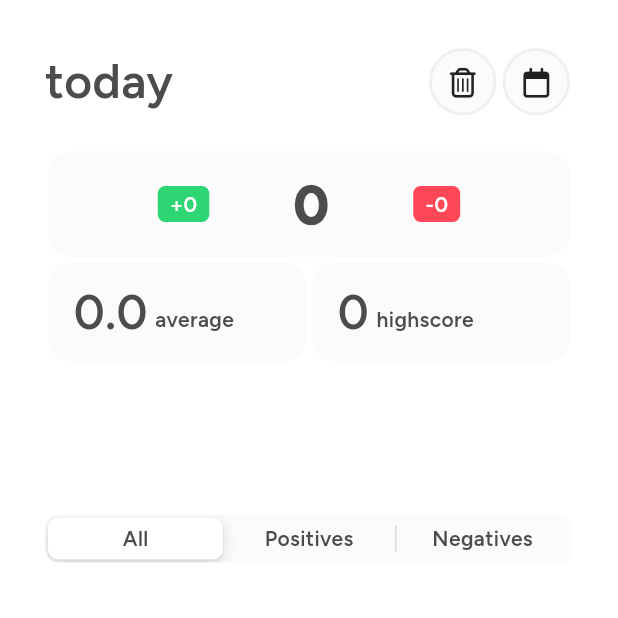
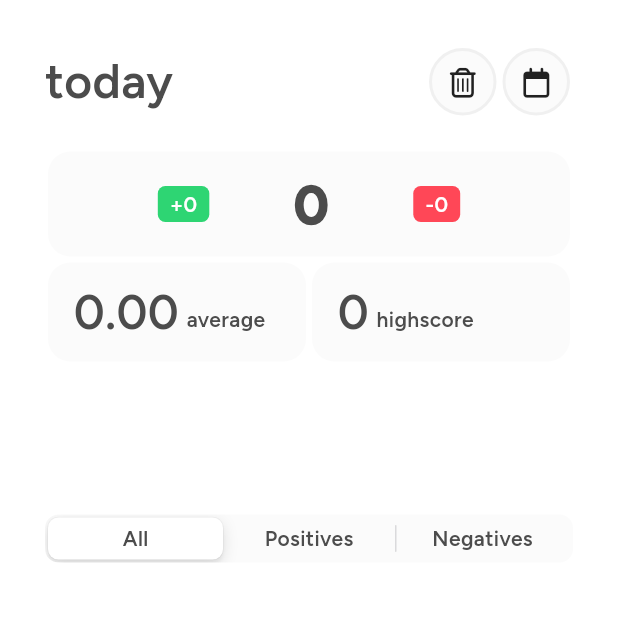
Before and after one commit to Studio-Grosser/gameify, a Flutter app: the screen it shows after launch, on a phone screen of 412 x 824 dp, the top half of it. Run offline on Flutter 3.47's test engine with Material 3 defaults, Android fonts, the phone set to English and light mode, and no system bars; our stand-ins replace font_awesome_flutter, sqflite; missing offline and left inert: date_picker_plus, fading_edge_scrollview; accounts and stored records are empty.

```diff
--- a/lib/pages/main_page.dart
+++ b/lib/pages/main_page.dart
@@ -201,17 +201,15 @@ class _MainPageState extends State<MainPage> {
                     mainAxisAlignment: MainAxisAlignment.spaceEvenly,
                     children: [
                       ValueDisplay(value: positiveScore),
-                      Text(
-                        score.toString(),
-                        style: Font.h1,
-                      ),
+                      Text(score.toString(), style: Font.h1),
                       ValueDisplay(
                           value: negativeScore, isDefaultNegative: true),
                     ],
                   )),
               Row(
                 children: [
-                  MetricDisplay(metric: average.toString(), unit: 'average'),
+                  MetricDisplay(
+                      metric: average.toStringAsFixed(2), unit: 'average'),
                   MetricDisplay(
                       metric: highscore.toString(), unit: 'highscore'),
                 ],
@@ -231,7 +229,7 @@ class _MainPageState extends State<MainPage> {
                       });
                     }),
               ),
-              SizedBox(height: 10),
+              const SizedBox(height: 10),
               Expanded(
                 child: FadingEdgeScrollView.fromScrollView(
                   child: ListView.builder(
--- a/lib/widgets/metric_display.dart
+++ b/lib/widgets/metric_display.dart
@@ -17,9 +17,12 @@ class MetricDisplay extends StatelessWidget {
           crossAxisAlignment: CrossAxisAlignment.end,
           children: [
             Text(metric, style: Font.h2),
-            Padding(
-              padding: const EdgeInsets.only(left: 5.0, bottom: 4.0),
-              child: Text(unit, style: Font.b1),
+            Expanded(
+              child: Padding(
+                padding: const EdgeInsets.only(left: 5.0, bottom: 4.0),
+                child:
+                    Text(unit, style: Font.b1, overflow: TextOverflow.ellipsis),
+              ),
             ),
           ],
         ),
--- a/pubspec.yaml
+++ b/pubspec.yaml
@@ -41,6 +41,10 @@ dependencies:
   animated_list_plus: ^0.5.2
   fading_edge_scrollview: ^4.1.1
   date_picker_plus: ^4.1.0
+  flutter_slidable:
+    git:
+      url: https://github.com/letsar/flutter_slidable.git
+      ref: master
 
 dev_dependencies:
   flutter_test:
```
Also changed, not shown: lib/widgets/task_display.dart (+19 -0 lines), pubspec.lock.
